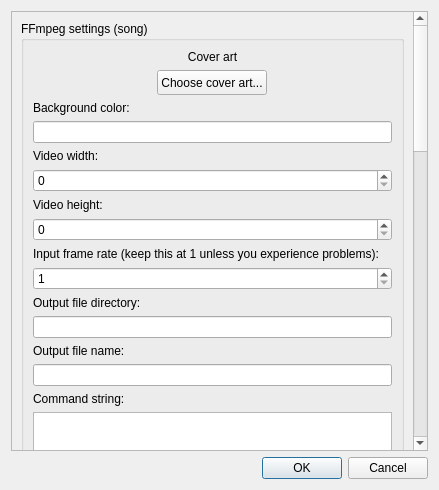
First picture: the form in ui/songsettingswindow.ui, repository 7x11x13/songs-to-youtube, before the edit.
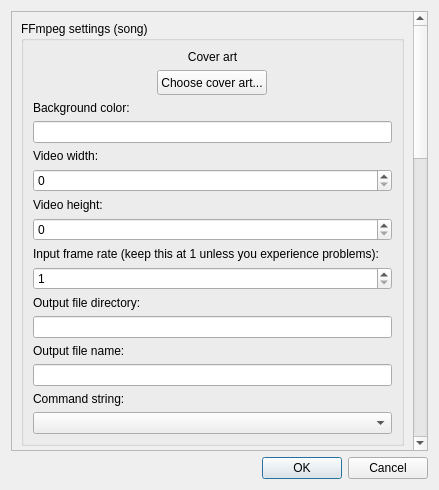
Second picture: the form after the edit. Custom widgets are drawn as their Qt base class.

Commit message: Cleaner way of handling command string presets

What changed in the file:
```diff
--- a/ui/songsettingswindow.ui
+++ b/ui/songsettingswindow.ui
@@ -38,9 +38,9 @@
       <property name="geometry">
        <rect>
         <x>0</x>
-        <y>-187</y>
+        <y>0</y>
         <width>405</width>
-        <height>1415</height>
+        <height>1339</height>
        </rect>
       </property>
       <property name="sizePolicy">
@@ -179,13 +179,6 @@
             </property>
            </widget>
           </item>
-          <item>
-           <widget class="QPlainTextEdit" name="commandString">
-            <property name="enabled">
-             <bool>true</bool>
-            </property>
-           </widget>
-          </item>
           <item>
            <widget class="QComboBox" name="SAVEcommandString"/>
           </item>
```
Left out of the diff: 39 changed lines with no effect on the pictures. The commit also changes 7 other files.
